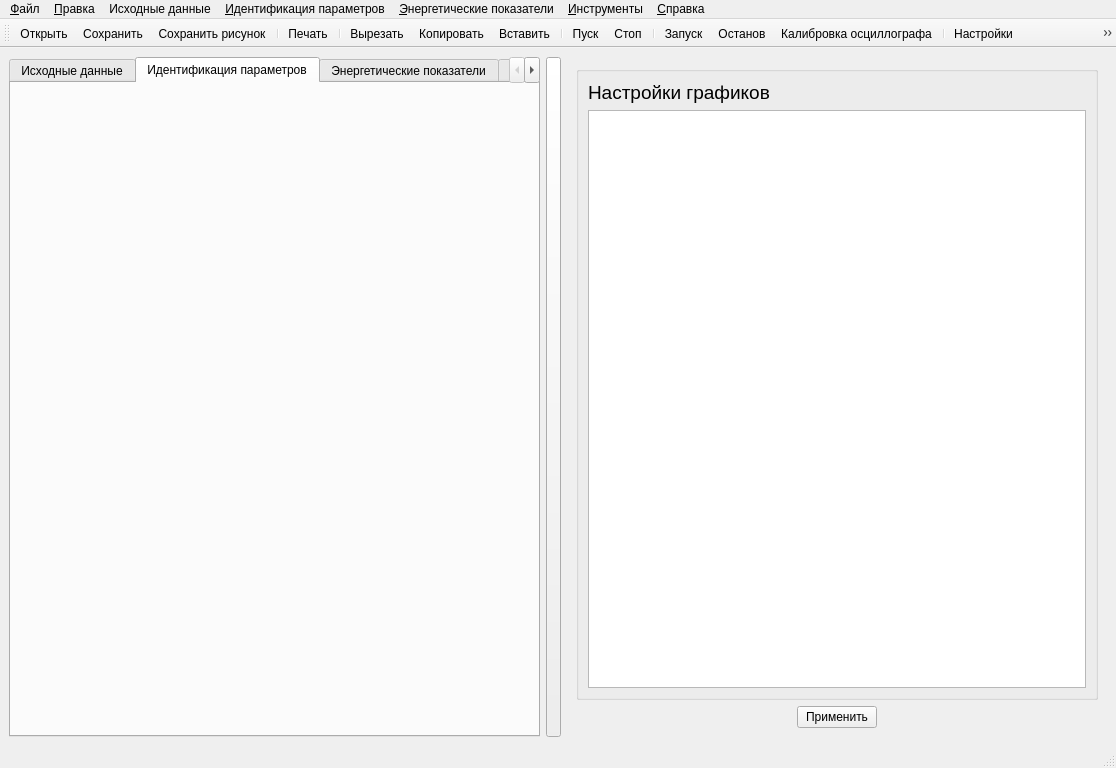
First picture: the form in ImView/mainwindow.ui, repository Ivanos121/ImView, before the edit.
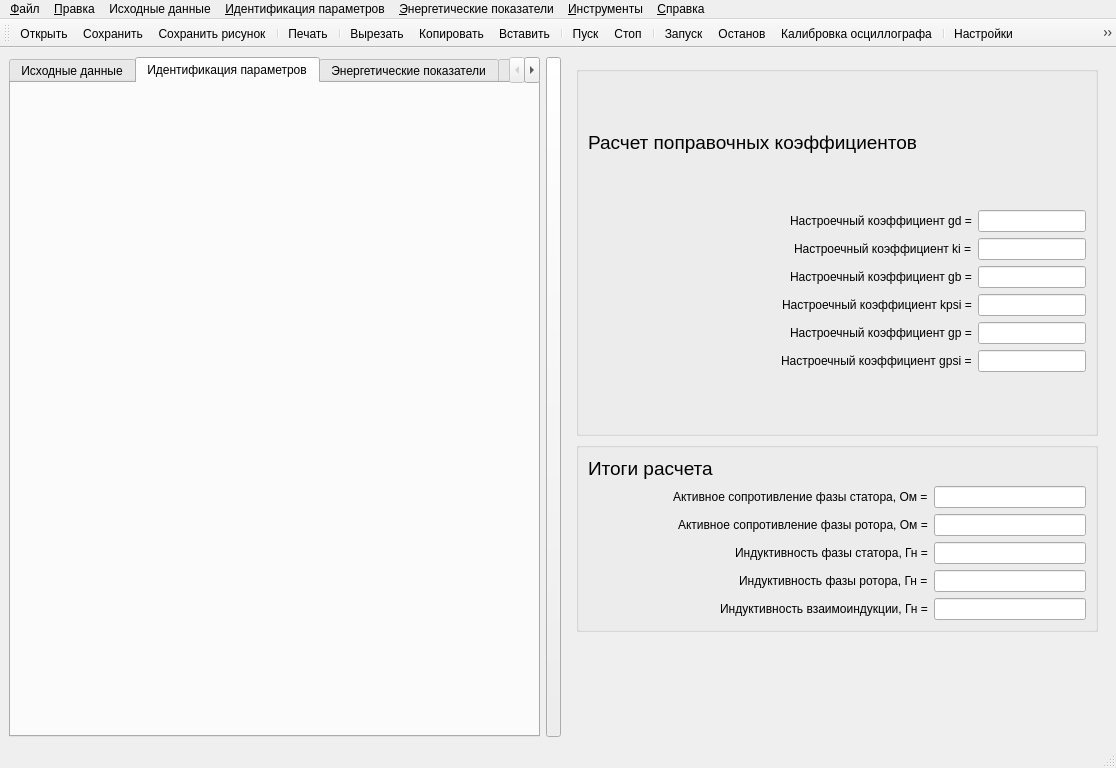
Second picture: the form after the edit. The open tabs and pages were chosen to show the change. Icons and pictures are not drawn. Custom widgets are drawn as their Qt base class.

Diff of the .ui file:
```diff
--- a/ImView/mainwindow.ui
+++ b/ImView/mainwindow.ui
@@ -256,6 +256,408 @@
         </item>
        </layout>
       </widget>
+      <widget class="QWidget" name="page_3">
+       <layout class="QGridLayout" name="gridLayout_10">
+        <item row="0" column="0">
+         <widget class="QGroupBox" name="groupBox">
+          <property name="sizePolicy">
+           <sizepolicy hsizetype="Expanding" vsizetype="Fixed">
+            <horstretch>0</horstretch>
+            <verstretch>0</verstretch>
+           </sizepolicy>
+          </property>
+          <property name="minimumSize">
+           <size>
+            <width>0</width>
+            <height>370</height>
+           </size>
+          </property>
+          <property name="title">
+           <string/>
+          </property>
+          <layout class="QVBoxLayout" name="verticalLayout_3">
+           <item>
+            <widget class="QLabel" name="label_3">
+             <property name="sizePolicy">
+              <sizepolicy hsizetype="Preferred" vsizetype="Fixed">
+               <horstretch>0</horstretch>
+               <verstretch>0</verstretch>
+              </sizepolicy>
+             </property>
+             <property name="text">
+              <string>&lt;html&gt;&lt;head/&gt;&lt;body&gt;&lt;p&gt;&lt;span style=&quot; font-size:14pt;&quot;&gt;Расчет поправочных коэффициентов&lt;/span&gt;&lt;/p&gt;&lt;/body&gt;&lt;/html&gt;</string>
+             </property>
+            </widget>
+           </item>
+           <item>
+            <layout class="QGridLayout" name="gridLayout_8">
+             <item row="4" column="1">
+              <widget class="QLineEdit" name="lineEdit_15">
+               <property name="sizePolicy">
+                <sizepolicy hsizetype="Fixed" vsizetype="Fixed">
+                 <horstretch>0</horstretch>
+                 <verstretch>0</verstretch>
+                </sizepolicy>
+               </property>
+               <property name="maximumSize">
+                <size>
+                 <width>16777215</width>
+                 <height>16777215</height>
+                </size>
+               </property>
+              </widget>
+             </item>
+             <item row="3" column="1">
+              <widget class="QLineEdit" name="lineEdit_17">
+               <property name="sizePolicy">
+                <sizepolicy hsizetype="Fixed" vsizetype="Fixed">
+                 <horstretch>0</horstretch>
+                 <verstretch>0</verstretch>
+                </sizepolicy>
+               </property>
+               <property name="maximumSize">
+                <size>
+                 <width>16777215</width>
+                 <height>16777215</height>
+                </size>
+               </property>
+              </widget>
+             </item>
+             <item row="1" column="1">
+              <widget class="QLineEdit" name="lineEdit_16">
+               <property name="sizePolicy">
+                <sizepolicy hsizetype="Fixed" vsizetype="Fixed">
+                 <horstretch>0</horstretch>
+                 <verstretch>0</verstretch>
+                </sizepolicy>
+               </property>
+               <property name="maximumSize">
+                <size>
+                 <width>16777215</width>
+                 <height>16777215</height>
+                </size>
+               </property>
+              </widget>
+             </item>
+             <item row="5" column="1">
+              <widget class="QLineEdit" name="lineEdit_18">
+               <property name="sizePolicy">
+                <sizepolicy hsizetype="Fixed" vsizetype="Fixed">
+                 <horstretch>0</horstretch>
+                 <verstretch>0</verstretch>
+                </sizepolicy>
+               </property>
+               <property name="maximumSize">
+                <size>
+                 <width>16777215</width>
+                 <height>16777215</height>
+                </size>
+               </property>
+              </widget>
+             </item>
+             <item row="1" column="0" alignment="Qt::AlignRight">
+              <widget class="QLabel" name="label_18">
+               <property name="text">
+                <string>Настроечный коэффициент ki =</string>
+               </property>
+              </widget>
+             </item>
+             <item row="0" column="0" alignment="Qt::AlignRight">
+              <widget class="QLabel" name="label_16">
+               <property name="sizePolicy">
+                <sizepolicy hsizetype="Preferred" vsizetype="Preferred">
+                 <horstretch>0</horstretch>
+                 <verstretch>0</verstretch>
+                </sizepolicy>
+               </property>
+               <property name="minimumSize">
+                <size>
+                 <width>0</width>
+                 <height>0</height>
+                </size>
+               </property>
+               <property name="maximumSize">
+                <size>
+                 <width>16777215</width>
+                 <height>16777215</height>
+                </size>
+               </property>
+               <property name="text">
+                <string>Настроечный коэффициент gd =</string>
+               </property>
+              </widget>
+             </item>
+             <item row="3" column="0" alignment="Qt::AlignRight">
+              <widget class="QLabel" name="label_19">
+               <property name="text">
+                <string>Настроечный коэффициент kpsi =</string>
+               </property>
+              </widget>
+             </item>
+             <item row="4" column="0" alignment="Qt::AlignRight">
+              <widget class="QLabel" name="label_17">
+               <property name="text">
+                <string>Настроечный коэффициент gp =</string>
+               </property>
+              </widget>
+             </item>
+             <item row="5" column="0" alignment="Qt::AlignRight">
+              <widget class="QLabel" name="label_21">
+               <property name="text">
+                <string>Настроечный коэффициент gpsi =</string>
+               </property>
+              </widget>
+             </item>
+             <item row="0" column="1">
+              <widget class="QLineEdit" name="lineEdit_13">
+               <property name="enabled">
+                <bool>true</bool>
+               </property>
+               <property name="sizePolicy">
+                <sizepolicy hsizetype="Fixed" vsizetype="Fixed">
+                 <horstretch>0</horstretch>
+                 <verstretch>0</verstretch>
+                </sizepolicy>
+               </property>
+               <property name="maximumSize">
+                <size>
+                 <width>16777215</width>
+                 <height>16777215</height>
+                </size>
+               </property>
+              </widget>
+             </item>
+             <item row="2" column="1">
+              <widget class="QLineEdit" name="lineEdit_14">
+               <property name="sizePolicy">
+                <sizepolicy hsizetype="Fixed" vsizetype="Fixed">
+                 <horstretch>0</horstretch>
+                 <verstretch>0</verstretch>
+                </sizepolicy>
+               </property>
+               <property name="maximumSize">
+                <size>
+                 <width>16777215</width>
+                 <height>16777215</height>
+                </size>
+               </property>
+              </widget>
+             </item>
+             <item row="2" column="0" alignment="Qt::AlignRight">
+              <widget class="QLabel" name="label_20">
+               <property name="text">
+                <string>Настроечный коэффициент gb =</string>
+               </property>
+              </widget>
+             </item>
+            </layout>
+           </item>
+          </layout>
+         </widget>
+        </item>
+        <item row="1" column="0">
+         <widget class="QGroupBox" name="groupBox_2">
+          <property name="sizePolicy">
+           <sizepolicy hsizetype="Fixed" vsizetype="Fixed">
+            <horstretch>0</horstretch>
+            <verstretch>0</verstretch>
+           </sizepolicy>
+          </property>
+          <property name="minimumSize">
+           <size>
+            <width>500</width>
+            <height>0</height>
+           </size>
+          </property>
+          <property name="maximumSize">
+           <size>
+            <width>550</width>
+            <height>16777215</height>
+           </size>
+          </property>
+          <property name="title">
+           <string/>
+          </property>
+          <layout class="QGridLayout" name="gridLayout_9">
+           <item row="3" column="1">
+            <widget class="QLineEdit" name="lineEdit_10">
+             <property name="sizePolicy">
+              <sizepolicy hsizetype="Fixed" vsizetype="Fixed">
+               <horstretch>0</horstretch>
+               <verstretch>0</verstretch>
+              </sizepolicy>
+             </property>
+             <property name="minimumSize">
+              <size>
+               <width>152</width>
+               <height>0</height>
+              </size>
+             </property>
+             <property name="maximumSize">
+              <size>
+               <width>16777215</width>
+               <height>16777215</height>
+              </size>
+             </property>
+            </widget>
+           </item>
+           <item row="1" column="1">
+            <widget class="QLineEdit" name="lineEdit_12">
+             <property name="enabled">
+              <bool>true</bool>
+             </property>
+             <property name="sizePolicy">
+              <sizepolicy hsizetype="Fixed" vsizetype="Fixed">
+               <horstretch>0</horstretch>
+               <verstretch>0</verstretch>
+              </sizepolicy>
+             </property>
+             <property name="minimumSize">
+              <size>
+               <width>152</width>
+               <height>0</height>
+              </size>
+             </property>
+             <property name="maximumSize">
+              <size>
+               <width>16777215</width>
+               <height>16777215</height>
+              </size>
+             </property>
+            </widget>
+           </item>
+           <item row="0" column="0">
+            <widget class="QLabel" name="label_15">
+             <property name="sizePolicy">
+              <sizepolicy hsizetype="Preferred" vsizetype="Fixed">
+               <horstretch>0</horstretch>
+               <verstretch>0</verstretch>
+              </sizepolicy>
+             </property>
+             <property name="text">
+              <string>&lt;html&gt;&lt;head/&gt;&lt;body&gt;&lt;p&gt;&lt;span style=&quot; font-size:14pt;&quot;&gt;Итоги расчета&lt;/span&gt;&lt;/p&gt;&lt;/body&gt;&lt;/html&gt;</string>
+             </property>
+            </widget>
+           </item>
+           <item row="3" column="0" alignment="Qt::AlignRight">
+            <widget class="QLabel" name="label_12">
+             <property name="text">
+              <string>Индуктивность фазы статора, Гн =</string>
+             </property>
+            </widget>
+           </item>
+           <item row="4" column="1">
+            <widget class="QLineEdit" name="lineEdit_9">
+             <property name="sizePolicy">
+              <sizepolicy hsizetype="Fixed" vsizetype="Fixed">
+               <horstretch>0</horstretch>
+               <verstretch>0</verstretch>
+              </sizepolicy>
+             </property>
+             <property name="minimumSize">
+              <size>
+               <width>152</width>
+               <height>0</height>
+              </size>
+             </property>
+             <property name="maximumSize">
+              <size>
+               <width>16777215</width>
+               <height>16777215</height>
+              </size>
+             </property>
+            </widget>
+           </item>
+           <item row="4" column="0" alignment="Qt::AlignRight">
+            <widget class="QLabel" name="label_13">
+             <property name="text">
+              <string>Индуктивность фазы ротора, Гн =</string>
+             </property>
+            </widget>
+           </item>
+           <item row="2" column="1">
+            <widget class="QLineEdit" name="lineEdit_11">
+             <property name="sizePolicy">
+              <sizepolicy hsizetype="Fixed" vsizetype="Fixed">
+               <horstretch>0</horstretch>
+               <verstretch>0</verstretch>
+              </sizepolicy>
+             </property>
+             <property name="minimumSize">
+              <size>
+               <width>152</width>
+               <height>0</height>
+              </size>
+             </property>
+             <property name="maximumSize">
+              <size>
+               <width>16777215</width>
+               <height>16777215</height>
+              </size>
+             </property>
+            </widget>
+           </item>
+           <item row="5" column="1">
+            <widget class="QLineEdit" name="lineEdit_8">
+             <property name="sizePolicy">
+              <sizepolicy hsizetype="Fixed" vsizetype="Fixed">
+               <horstretch>0</horstretch>
+               <verstretch>0</verstretch>
+              </sizepolicy>
+             </property>
+             <property name="minimumSize">
+              <size>
+               <width>152</width>
+               <height>0</height>
+              </size>
+             </property>
+             <property name="maximumSize">
+              <size>
+               <width>16777215</width>
+               <height>16777215</height>
+              </size>
+             </property>
+            </widget>
+           </item>
+           <item row="2" column="0" alignment="Qt::AlignRight">
+            <widget class="QLabel" name="label_11">
+             <property name="text">
+              <string>Активное сопротивление фазы ротора, Ом =</string>
+             </property>
+            </widget>
+           </item>
+           <item row="1" column="0" alignment="Qt::AlignRight">
+            <widget class="QLabel" name="label_10">
+             <property name="text">
+              <string>Активное сопротивление фазы статора, Ом =</string>
+             </property>
+            </widget>
+           </item>
+           <item row="5" column="0" alignment="Qt::AlignRight">
+            <widget class="QLabel" name="label_14">
+             <property name="text">
+              <string>Индуктивность взаимоиндукции, Гн =</string>
+             </property>
+            </widget>
+           </item>
+          </layout>
+         </widget>
+        </item>
+        <item row="2" column="0">
+         <spacer name="verticalSpacer">
+          <property name="orientation">
+           <enum>Qt::Vertical</enum>
+          </property>
+          <property name="sizeHint" stdset="0">
+           <size>
+            <width>20</width>
+            <height>40</height>
+           </size>
+          </property>
+         </spacer>
+        </item>
+       </layout>
+      </widget>
       <widget class="QWidget" name="page_2">
        <layout class="QGridLayout" name="gridLayout_7">
         <item row="0" column="0">
```
Left out of the diff: 3 changed lines with no effect on the pictures.
